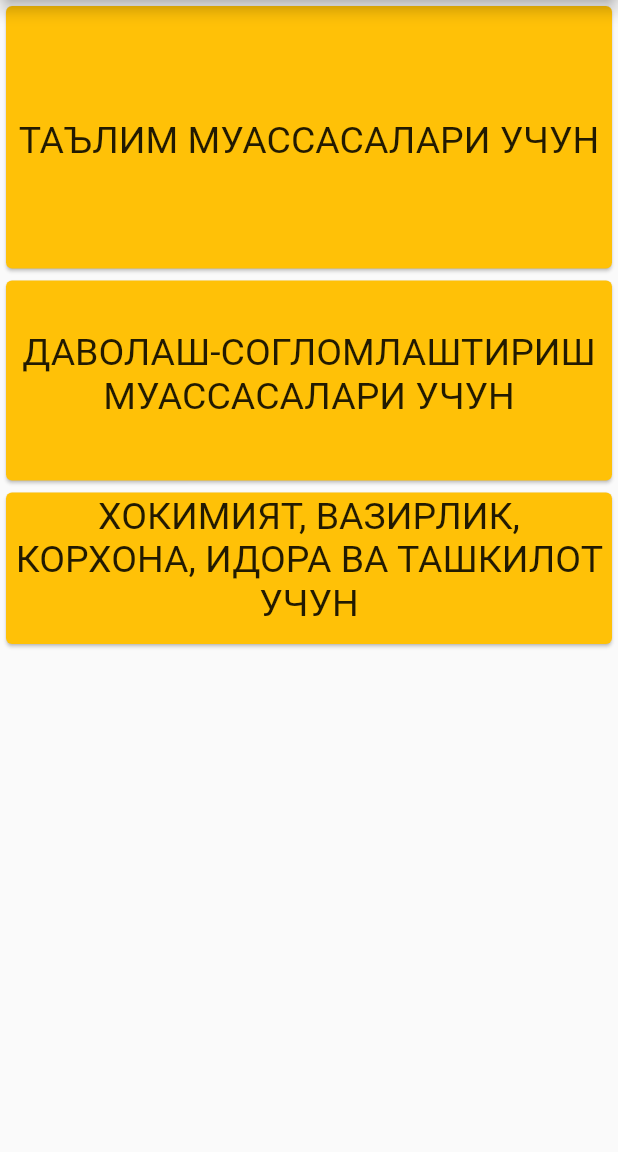
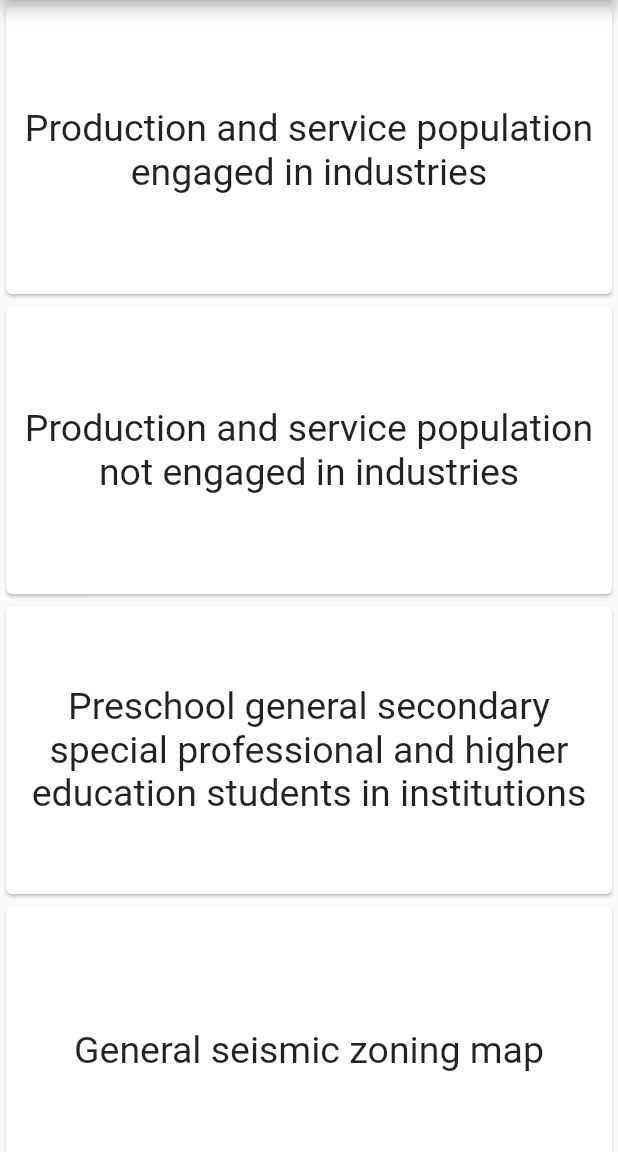
Before and after one commit to Jurody6260/mchs_app, a Flutter app: the screen it shows after launch, after a tap on "Actions before earthquake", on a phone screen of 412 x 824 dp, the part 84-1236 px from its top. Run offline on Flutter 3.47's test engine with Material 2 defaults, Android fonts, the phone set to English and light mode, and no system bars; generated files the repository leaves out were written again.

Commit message:
added good 2nd page

```diff
--- a/lib/l10n/app_en.arb
+++ b/lib/l10n/app_en.arb
@@ -10,5 +10,11 @@
   "choose_Lan" : "Choose Language",
   "first_first":"Actions before earthquake",
   "first_second":"Actions at the time earthquake",
-  "first_third":"Actions after earthquake"
+  "first_third":"Actions after earthquake",
+  "second_one":"Production and service population engaged in industries",
+  "second_two":"Production and service population not engaged in industries",
+  "second_three":"Preschool general secondary special professional and higher education students in institutions",
+  "second_four":"General seismic zoning map",
+  "second_five":"A strong earthquake is a natural disaster causes of origin",
+  "second_six":"Civil earthquake level of preparation tests for evaluation"
 }
--- a/lib/l10n/app_ru.arb
+++ b/lib/l10n/app_ru.arb
@@ -6,5 +6,11 @@
   "choose_Lan" : "Выбрать язык",
   "first_first":"Действия до землетрясения",
   "first_second":"Действия во время землетрясения",
-  "first_third":"Действия после землетрясения"
+  "first_third":"Действия после землетрясения",
+  "second_one":"Производство и сервис население, занятое в промышленности",
+  "second_two":"Безработное население в производстве и сфере услуг",
+  "second_three":"Дошкольное общеобразовательное среднее специальное профессиональное и высшее образование студенты в учреждениях",
+  "second_four":"Карта сейсмической активности",
+  "second_five":"Причины происхождения сильных землетрясений",
+  "second_six":"Гражданское землетрясение уровень подготовки тесты для оценки"
 }
--- a/lib/l10n/app_uz.arb
+++ b/lib/l10n/app_uz.arb
@@ -6,5 +6,11 @@
   "choose_Lan" : "Тилни танлаш",
   "first_first":"ЗИЛЗИЛАДАН ОЛДИНГИ ХАРАКАТЛАР",
   "first_second":"ЗИЛЗИЛА ВАКТИДАГИ ХАРАКАТЛАР",
-  "first_third":"ЗИЛЗИЛАДАН КЕЙИНГИ ХАРАКАТЛАР"
+  "first_third":"ЗИЛЗИЛАДАН КЕЙИНГИ ХАРАКАТЛАР",
+  "second_one":"Ишлаб чиқариш ва хизмат кўрсатиш сохаларида банд бўлган ахоли",
+  "second_two":"Ишлаб чиқариш ва хизмат кўрсати сохаларида банд бўлмаган ахоли",
+  "second_three":"Мактабгача умумий ўрта махсус профессионал ва олий талим муассасаларида талим олувчилар",
+  "second_four":"Ўзбекистон республикаси умумий сейcмик районлаштириш харитаси",
+  "second_five":"Кучли зилзила-табий офат, унинг келиб чиқиш сабаблари",
+  "second_six":"Фуқароланинг зилзилага таййоргарлик даражасинини бахолаш учун тестлар"
 }
--- a/lib/main.dart
+++ b/lib/main.dart
@@ -3,6 +3,7 @@ import 'package:flutter_gen/gen_l10n/app_localizations.dart';
 import 'pages/first.dart';
 import 'pages/second.dart';
 import 'pages/settings.dart';
+import 'pages/third_first.dart';
 
 void main() => runApp(
       MaterialApp(
@@ -14,7 +15,8 @@ void main() => runApp(
           initialRoute: '/',
           routes: {
             '/': (context) => FirstPage(),
-            '/second': (context) => SecondPage(),
-            '/settings': (context) => Settings()
+            '/second': (context) => SecondFirst(),
+            '/settings': (context) => Settings(),
+            '/third': (context) => ThirdFirst(),
           }),
     );
--- a/lib/pages/second.dart
+++ b/lib/pages/second.dart
@@ -1,12 +1,13 @@
 import 'package:flutter/material.dart';
+import 'package:flutter_gen/gen_l10n/app_localizations.dart';
 
-class SecondPage extends StatelessWidget {
-  const SecondPage({Key? key}) : super(key: key);
+class SecondFirst extends StatelessWidget {
+  const SecondFirst({Key? key}) : super(key: key);
 
   @override
   Widget build(BuildContext context) {
-    double sizew = 500;
-    double sizeh = 100;
+    double sizeh = 200;
+    double sizefs = 25;
     return Scaffold(
       appBar: AppBar(
         title: Row(
@@ -22,78 +23,111 @@ class SecondPage extends StatelessWidget {
         ),
         centerTitle: true,
       ),
-      body: Center(
+      body: SingleChildScrollView(
         child: Column(
           children: [
-            Card(
-                color: Colors.amber,
+            Container(
+              height: sizeh,
               child: InkWell(
                 onTap: () {},
-                  child: Column(
-                    children: [
-                      SizedBox(
-                        height: sizeh / 2 + 25,
-                      ),
-                      SizedBox(
-                        width: sizew,
-                        height: sizeh,
+                child: Card(
+                  child: Center(
                     child: Text(
-                          "ТАЪЛИМ МУАССАСАЛАРИ УЧУН",
+                      AppLocalizations.of(context)!.second_one,
                       textAlign: TextAlign.center,
                       style: TextStyle(
-                            fontSize: 25,
+                        fontSize: sizefs,
                       ),
                     ),
                   ),
-                    ],
-                  ),
-                )),
-            Card(
-                color: Colors.amber,
-                child: InkWell(
-                  onTap: () {},
-                  child: Column(
-                    children: [
-                      SizedBox(
-                        height: sizeh / 3,
-                      ),
-                      SizedBox(
-                        width: sizew,
-                        height: sizeh,
-                        child: Text(
-                          "ДАВОЛАШ-СОГЛОМЛАШТИРИШ МУАССАСАЛАРИ УЧУН",
-                          textAlign: TextAlign.center,
-                          style: TextStyle(
-                            fontSize: 25,
                 ),
               ),
             ),
-                    ],
-                  ),
-                )),
-            Card(
-                color: Colors.amber,
+            Container(
+              height: sizeh,
               child: InkWell(
                 onTap: () {},
-                  child: Column(
-                    children: [
-                      SizedBox(
-                        height: sizeh / sizeh,
-                      ),
-                      SizedBox(
-                        width: sizew,
-                        height: sizeh,
+                child: Card(
+                  child: Center(
                     child: Text(
-                          "ХОКИМИЯТ, ВАЗИРЛИК, КОРХОНА, ИДОРА ВА ТАШКИЛОТ УЧУН",
+                      AppLocalizations.of(context)!.second_two,
                       textAlign: TextAlign.center,
                       style: TextStyle(
-                            fontSize: 25,
+                        fontSize: sizefs,
                       ),
                     ),
                   ),
-                    ],
                 ),
-                )),
+              ),
+            ),
+            Container(
+              height: sizeh,
+              child: InkWell(
+                onTap: () {},
+                child: Card(
+                  child: Center(
+                    child: Text(
+                      AppLocalizations.of(context)!.second_three,
+                      textAlign: TextAlign.center,
+                      style: TextStyle(
+                        fontSize: sizefs,
+                      ),
+                    ),
+                  ),
+                ),
+              ),
+            ),
+            Container(
+              height: sizeh,
+              child: InkWell(
+                onTap: () {},
+                child: Card(
+                  child: Center(
+                    child: Text(
+                      AppLocalizations.of(context)!.second_four,
+                      textAlign: TextAlign.center,
+                      style: TextStyle(
+                        fontSize: sizefs,
+                      ),
+                    ),
+                  ),
+                ),
+              ),
+            ),
+            Container(
+              height: sizeh,
+              child: InkWell(
+                onTap: () {},
+                child: Card(
+                  child: Center(
+                    child: Text(
+                      AppLocalizations.of(context)!.second_five,
+                      textAlign: TextAlign.center,
+                      style: TextStyle(
+                        fontSize: sizefs,
+                      ),
+                    ),
+                  ),
+                ),
+              ),
+            ),
+            Container(
+              height: sizeh,
+              child: InkWell(
+                onTap: () {},
+                child: Card(
+                  child: Center(
+                    child: Text(
+                      AppLocalizations.of(context)!.second_six,
+                      textAlign: TextAlign.center,
+                      style: TextStyle(
+                        fontSize: sizefs,
+                      ),
+                    ),
+                  ),
+                ),
+              ),
+            ),
           ],
         ),
       ),
--- a/lib/pages/settings.dart
+++ b/lib/pages/settings.dart
@@ -6,6 +6,7 @@ class Settings extends StatelessWidget {
 
   @override
   Widget build(BuildContext context) {
+    double boxheight = 50;
     return Scaffold(
         appBar: AppBar(
           title: Row(
@@ -34,7 +35,22 @@ class Settings extends StatelessWidget {
                     children: [
                       ElevatedButton(
                           onPressed: () {},
-                          child: Text(AppLocalizations.of(context)!.choose_Lan))
+                          child: Column(
+                            children: [
+                              SizedBox(
+                                height: boxheight,
+                              ),
+                              Text(
+                                AppLocalizations.of(context)!.choose_Lan,
+                                style: TextStyle(
+                                  fontSize: 25,
+                                ),
+                              ),
+                              SizedBox(
+                                height: boxheight,
+                              )
+                            ],
+                          ))
                     ],
                   ),
                 ),
```
Lines whose indentation alone changed are shown as unchanged.
